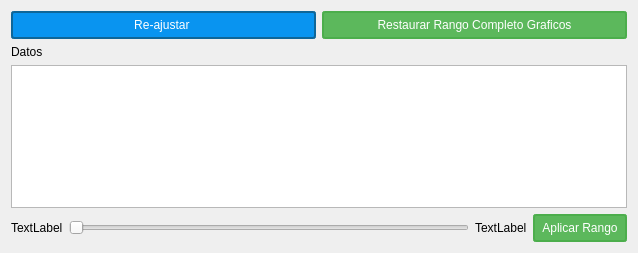
The window that analisisgrafico.ui (hectorda/Bio-Feedback) describes before a commit, drawn with Qt 5.
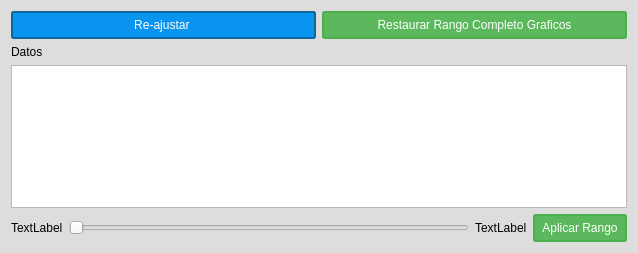
The same window after the commit. Custom widgets are drawn as their Qt base class.

The edit to the form file:
```diff
--- a/analisisgrafico.ui
+++ b/analisisgrafico.ui
@@ -13,6 +13,24 @@
   <property name="windowTitle">
    <string>Analisi Grafico Angulos</string>
   </property>
+  <property name="styleSheet">
+   <string notr="true">QDialog{
+background-color:rgb(221, 221, 221)
+}
+
+QGroupBox {
+    border: 1px solid gray;
+    border-radius: 9px;
+    margin-top: 0.5em;
+}
+
+QGroupBox::title {
+    subcontrol-origin: margin;
+    left: 10px;
+    padding: 0 3px 0 3px;
+}
+</string>
+  </property>
   <layout class="QVBoxLayout" name="verticalLayout">
    <item>
     <layout class="QHBoxLayout" name="horizontalLayout_2">
```
